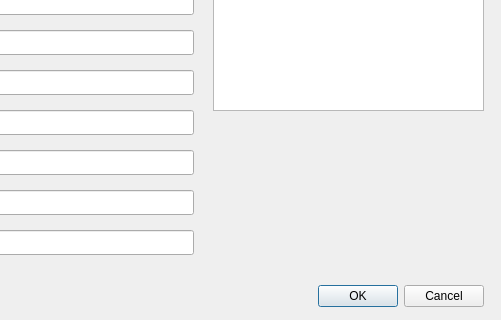
Old version of the form src/gui/EditItem.ui in the repository grd/FreePDM; both pictures show x 147 to 648 and y 200 to 520 of the 648 by 520 pixel window.
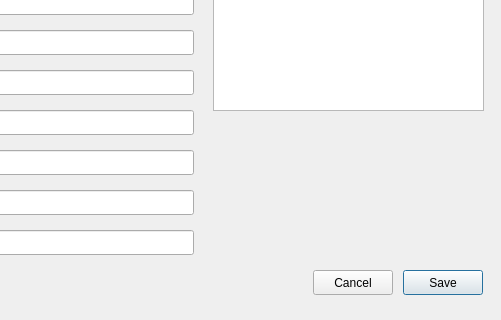
New version of the form.

```diff
--- a/src/gui/EditItem.ui
+++ b/src/gui/EditItem.ui
@@ -13,23 +13,7 @@
   <property name="windowTitle">
    <string>Dialog</string>
   </property>
-  <widget class="QDialogButtonBox" name="buttonBox">
-   <property name="geometry">
-    <rect>
-     <x>290</x>
-     <y>480</y>
-     <width>341</width>
-     <height>32</height>
-    </rect>
-   </property>
-   <property name="orientation">
-    <enum>Qt::Horizontal</enum>
-   </property>
-   <property name="standardButtons">
-    <set>QDialogButtonBox::Cancel|QDialogButtonBox::Ok</set>
-   </property>
-  </widget>
-  <widget class="QLineEdit" name="lineEdit">
+  <widget class="QLineEdit" name="nameEdit">
    <property name="geometry">
     <rect>
      <x>130</x>
@@ -292,6 +276,32 @@
     </rect>
    </property>
   </widget>
+  <widget class="QPushButton" name="saveButton">
+   <property name="geometry">
+    <rect>
+     <x>550</x>
+     <y>470</y>
+     <width>80</width>
+     <height>25</height>
+    </rect>
+   </property>
+   <property name="text">
+    <string>Save</string>
+   </property>
+  </widget>
+  <widget class="QPushButton" name="cancelButton">
+   <property name="geometry">
+    <rect>
+     <x>460</x>
+     <y>470</y>
+     <width>80</width>
+     <height>25</height>
+    </rect>
+   </property>
+   <property name="text">
+    <string>Cancel</string>
+   </property>
+  </widget>
  </widget>
  <resources/>
  <connections>
```
Left out of the diff: 57 changed lines with no effect on the pictures.
